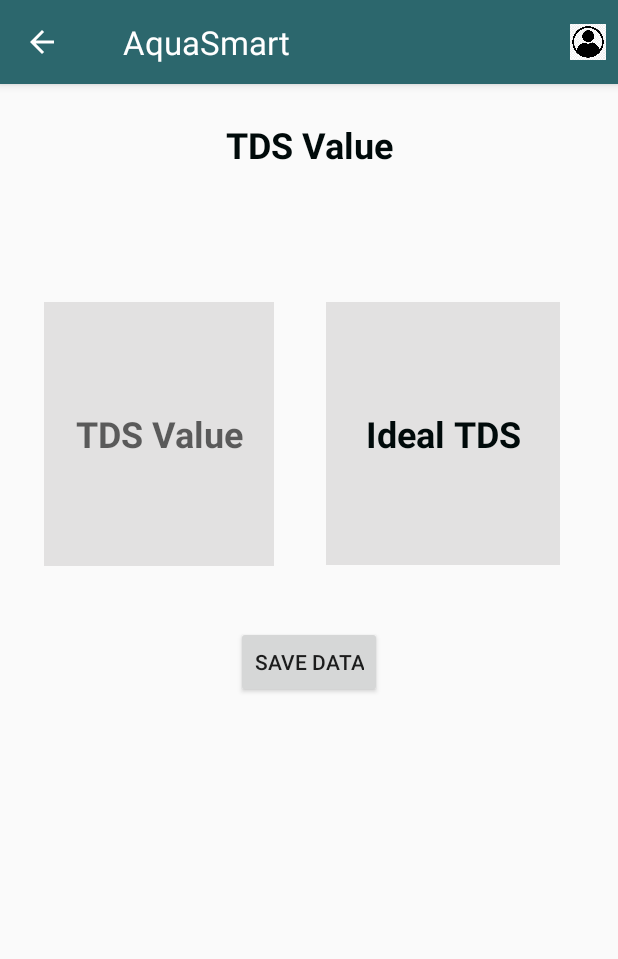
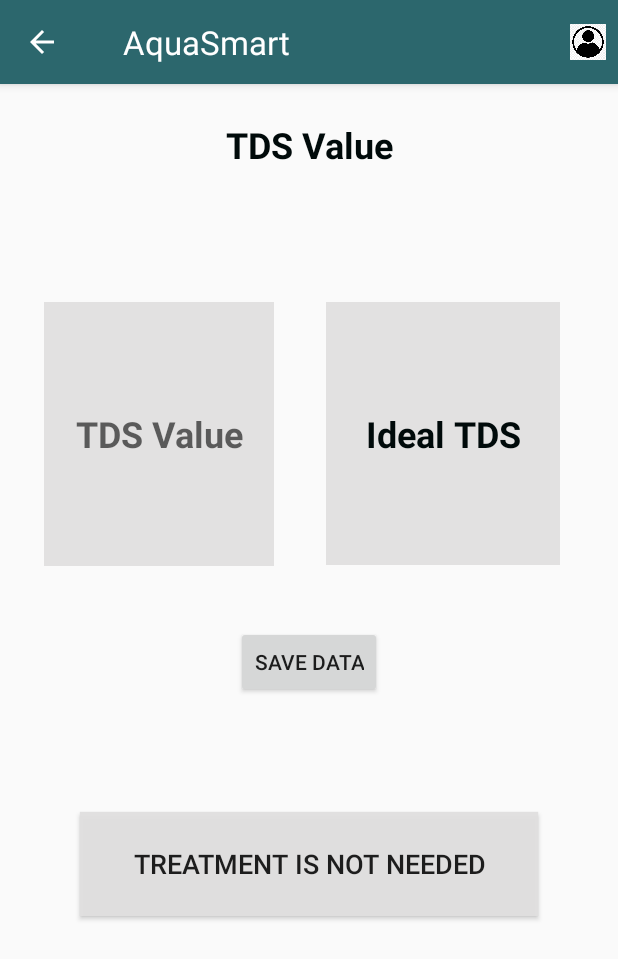
Before and after one commit to MANSI288/FireTDS_21, an Android app: the TestActivity screen opened directly, with no data from a screen before it, on a phone screen of 412 x 824 dp. Shown: the top 959 px of the screen. Run offline under Robolectric (Android 15) with nearby library versions, the phone set to English and light mode, and no system bars; our stand-ins replace Firebase (no records; nobody signed in at launch, a user with empty details on screens opened directly); 2 statements that could not run were skipped.

Commit message:
Translations fixed

```diff
--- a/app/src/main/java/com/example/firetds/CreateAccountActivity.java
+++ b/app/src/main/java/com/example/firetds/CreateAccountActivity.java
@@ -49,9 +49,9 @@ public class CreateAccountActivity extends AppCompatActivity {
                     Intent intent = new Intent(CreateAccountActivity.this, Login.class);
                     startActivity(intent);
 
-                    Toast.makeText(CreateAccountActivity.this, "Account created successfully!", Toast.LENGTH_SHORT).show();
+                    Toast.makeText(CreateAccountActivity.this, getString(R.string.toast1), Toast.LENGTH_SHORT).show();
                 } else {
-                    Toast.makeText(CreateAccountActivity.this, "Please enter both username and password.", Toast.LENGTH_SHORT).show();
+                    Toast.makeText(CreateAccountActivity.this, getString(R.string.toast2), Toast.LENGTH_SHORT).show();
                 }
             }
         });
--- a/app/src/main/java/com/example/firetds/TestActivity.java
+++ b/app/src/main/java/com/example/firetds/TestActivity.java
@@ -26,7 +26,7 @@ public class TestActivity extends AppCompatActivity {
 
     //declare buttons
     private TextView tdsTitleText, tdsValueDisplay, InsightTextView;
-    private Button treatmentDetailButton, saveButton; // Declare the button
+    private Button treatmentDetailButton, saveButton, treatmentIdealButton; // Declare the button
     private FirebaseAnalytics mFirebaseAnalytics;
     private DatabaseReference mDatabase;
     private FirebaseDatabase firebaseDatabase;
@@ -47,6 +47,7 @@ public class TestActivity extends AppCompatActivity {
         getSupportActionBar().setDisplayHomeAsUpEnabled(true);
 
         treatmentDetailButton = findViewById(R.id.treatmentDetailButton);
+        treatmentIdealButton = findViewById(R.id.treatmentIdealButton);
         treatmentDetailButton.setOnClickListener(new View.OnClickListener() {
             @Override
             public void onClick(View v) {
@@ -86,12 +87,15 @@ public class TestActivity extends AppCompatActivity {
                 if (ppm < 1000) {
                     InsightTextView.setText(getString(R.string.text_ideal));
                     treatmentDetailButton.setVisibility(View.GONE);
+                    treatmentIdealButton.setVisibility(View.VISIBLE);
                 } else if (ppm >1000 && ppm < 1500) {
                     InsightTextView.setText(getString(R.string.text_accept));
                     treatmentDetailButton.setVisibility(View.VISIBLE);
+                    treatmentIdealButton.setVisibility(View.GONE);
                 } else {
                     InsightTextView.setText(getString(R.string.text_unaccept));
                     treatmentDetailButton.setVisibility(View.VISIBLE);
+                    treatmentIdealButton.setVisibility(View.GONE);
                 }
             }
 
--- a/app/src/main/res/layout/activity_test.xml
+++ b/app/src/main/res/layout/activity_test.xml
@@ -84,6 +84,18 @@
         app:layout_constraintTop_toBottomOf="@+id/saveButton" />
 
     <Button
+        android:id="@+id/treatmentIdealButton"
+        android:layout_width="305dp"
+        android:layout_height="69dp"
+        android:layout_marginTop="76dp"
+        android:background="@color/grey"
+        android:text="@string/text2"
+        android:textSize="18sp"
+        app:layout_constraintEnd_toEndOf="@+id/saveButton"
+        app:layout_constraintStart_toStartOf="@+id/saveButton"
+        app:layout_constraintTop_toBottomOf="@+id/saveButton" />
+
+    <Button
         android:id="@+id/saveButton"
         android:layout_width="wrap_content"
         android:layout_height="wrap_content"
--- a/app/src/main/res/values/strings.xml
+++ b/app/src/main/res/values/strings.xml
@@ -62,5 +62,6 @@
     <string name="toast4">Invalid username or password.</string>
     <string name="toast5">Failed to read database.</string>
     <string name="text1">Select Language</string>
+    <string name="text2">Treatment is not needed</string>
 
 </resources>
```
Also changed, not shown: app/src/main/java/com/example/firetds/Login.java (+4 -4 lines), 1 other file.
